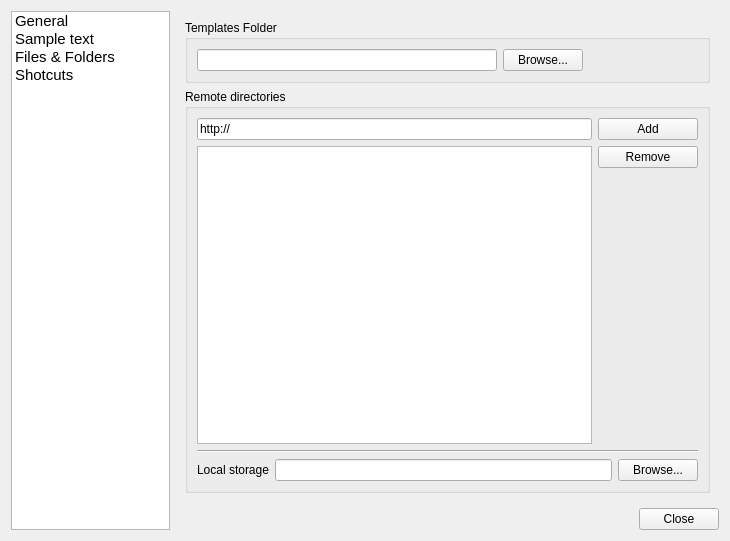
fontmatrix/fontmatrix, file src/prefs_panel.ui: the form before one commit.
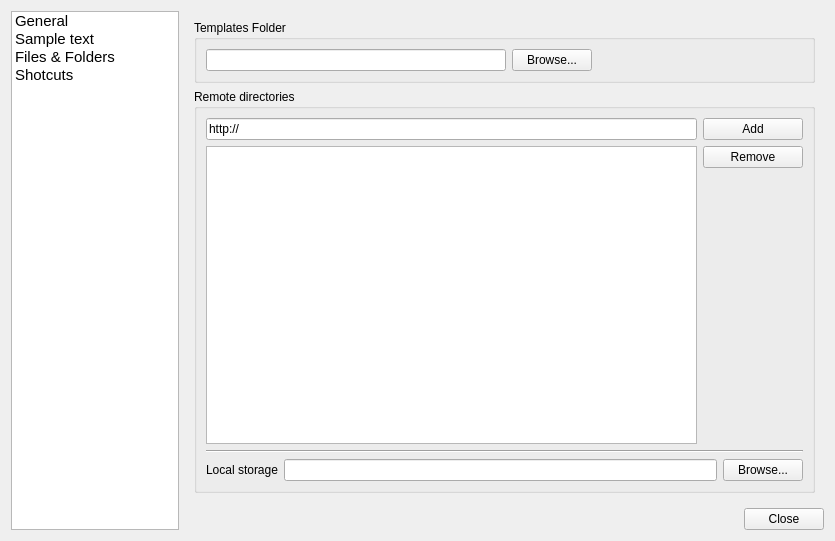
The form after the commit. The open tabs and pages were chosen to show the change. Icons and pictures are not drawn.

```diff
--- a/src/prefs_panel.ui
+++ b/src/prefs_panel.ui
@@ -5,7 +5,7 @@
    <rect>
     <x>0</x>
     <y>0</y>
-    <width>730</width>
+    <width>835</width>
     <height>541</height>
    </rect>
   </property>
@@ -439,6 +439,14 @@
       </layout>
      </widget>
      <widget class="QWidget" name="page_3" >
+      <property name="geometry" >
+       <rect>
+        <x>0</x>
+        <y>0</y>
+        <width>100</width>
+        <height>30</height>
+       </rect>
+      </property>
       <layout class="QGridLayout" name="gridLayout_3" >
        <item row="0" column="0" >
         <widget class="QGroupBox" name="groupBox_5" >
@@ -667,7 +675,7 @@
     <widget class="QListWidget" name="catList" >
      <property name="sizePolicy" >
       <sizepolicy vsizetype="Expanding" hsizetype="Preferred" >
-       <horstretch>0</horstretch>
+       <horstretch>1</horstretch>
        <verstretch>0</verstretch>
       </sizepolicy>
      </property>
```
Left out of the diff: 54 changed lines with no effect on the pictures.
